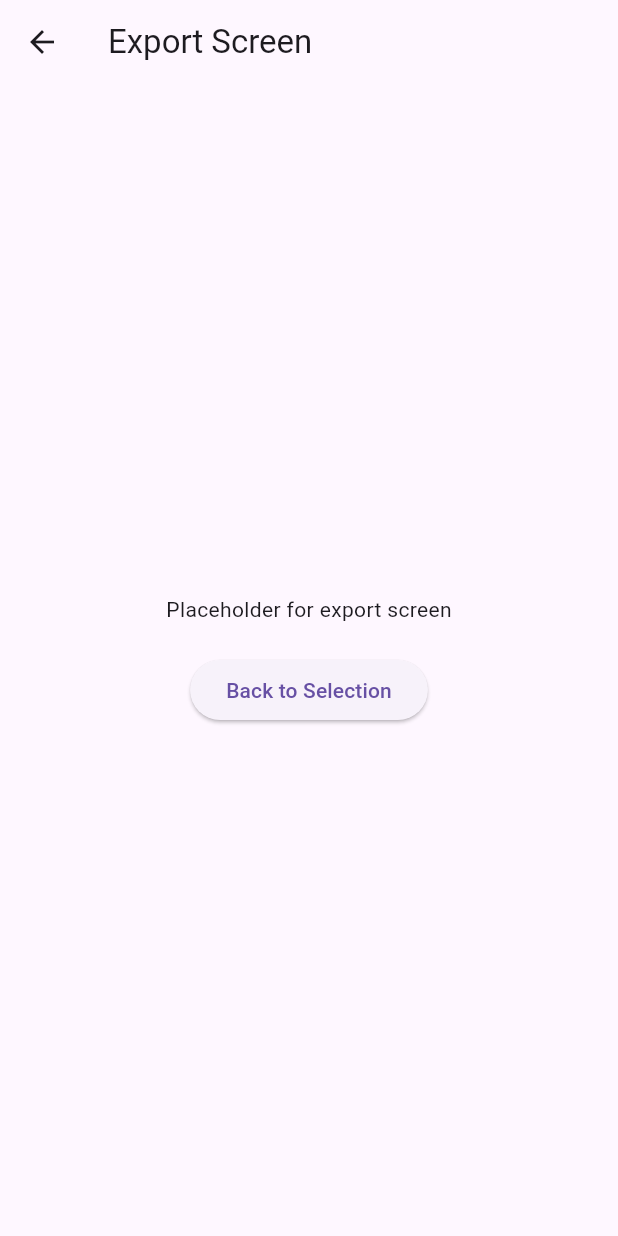
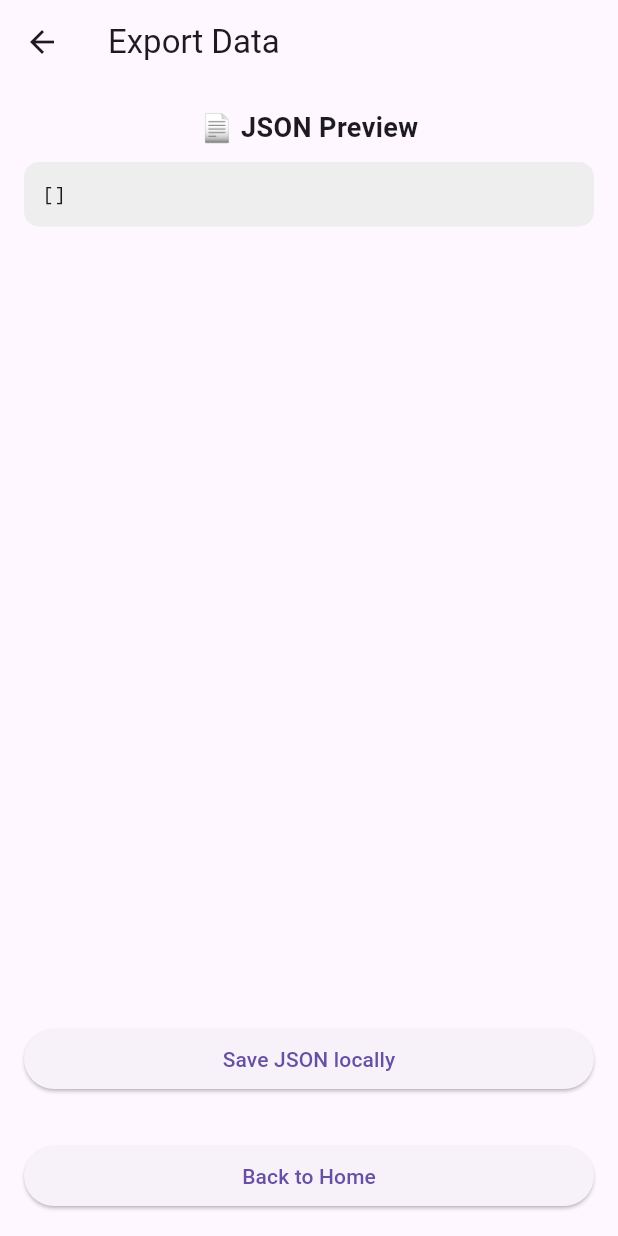
Before and after one commit to JesusDeventic/FitcronIntegrations, a Flutter app: the ExportScreen screen opened by its route, on a phone screen of 412 x 824 dp. Run offline on Flutter 3.47's test engine with Material 3 defaults, Android fonts, the light colour scheme and no system bars; our stand-ins replace shared_preferences; accounts and stored records are empty.

Commit message:
face(Phase 10): JSON export with SharedPreferences for local storage, update pubscep dependencies, add hours-to-minutes utility, extend AppStateProvider for export, and implement ExportScreen with JSON preview, conversion and navigation flow

```diff
--- a/lib/providers/app_state_provider.dart
+++ b/lib/providers/app_state_provider.dart
@@ -1,39 +1,30 @@
 // providers/app_state_provider.dart
+// ======================
+//
+// Gestión de estado global de la app.
+//
+// FASE 9:
+// - Almacena datos de salud (hoy, últimos 7 días, procesados)
+//
+// FASE 10:
+// - Preparado para exportación a JSON
 
 import 'package:flutter/material.dart';
 import '../models/daily_health_data.dart';
 
-/// Provider que gestiona el estado global de la app
-/// Aquí se almacenan los datos de salud para que puedan ser accedidos
-/// desde cualquier pantalla (ej: ResultsScreen, ExportScreen)
 class AppStateProvider extends ChangeNotifier {
-  // ============================================
-  // Datos que manejamos
-  // ============================================
-
-  /// Datos de hoy (DailyHealthData para hoy)
-  /// Puede ser null si no se han leído los datos todavía
+  // Datos de hoy
   DailyHealthData? todayData;
 
-  /// Lista de los últimos 7 días (excluyendo hoy)
+  // Últimos 7 días
   List<DailyHealthData> last7Days = [];
 
-  /// Datos procesados (totales, promedios, días sin actividad)
-  /// Estructura tipo Map para flexibilidad
+  // Datos procesados
   Map<String, dynamic> processedData = {};
 
-  // ============================================
-  // Actualización de datos
-  // ============================================
-
-  /// Método para actualizar **todos los datos de salud** en la app
-  /// Parámetros:
-  /// - [today] → datos de hoy (DailyHealthData)
-  /// - [last7] → lista de los últimos 7 días
-  /// - [processed] → métricas procesadas (totales, promedios, días sin pasos)
-  ///
-  /// Al actualizar, se llama a `notifyListeners()` para que
-  /// todas las pantallas que usan este provider se redibujen automáticamente
+  /// ============================================
+  /// Actualiza todos los datos de salud
+  /// ============================================
   void updateHealthData({
     required DailyHealthData? today,
     required List<DailyHealthData> last7,
@@ -43,22 +34,33 @@ class AppStateProvider extends ChangeNotifier {
     last7Days = last7;
     processedData = processed;
 
-    // Notifica a la UI que los datos cambiaron
-    notifyListeners();
+    notifyListeners(); // 🔔 Notifica a la UI
   }
 
-  // ============================================
-  // 3️⃣ Limpieza de datos
-  // ============================================
+  /// ============================================
+  /// NUEVO (FASE 10)
+  /// Devuelve todos los datos en formato lista
+  /// ============================================
+  List<DailyHealthData> getAllData() {
+    final List<DailyHealthData> allData = [];
 
-  /// Método para limpiar todos los datos de salud
-  /// Útil si el usuario quiere reiniciar la app o desconectarse
+    if (todayData != null) {
+      allData.add(todayData!);
+    }
+
+    allData.addAll(last7Days);
+
+    return allData;
+  }
+
+  /// ============================================
+  /// Limpia los datos
+  /// ============================================
   void clearHealthData() {
-    todayData = null; // Borra los datos de hoy
-    last7Days = []; // Borra los últimos 7 días
-    processedData = {}; // Borra los datos procesados
+    todayData = null;
+    last7Days = [];
+    processedData = {};
 
-    // Notifica a la UI para que se actualice automáticamente
     notifyListeners();
   }
 }
--- a/lib/screens/export_screen.dart
+++ b/lib/screens/export_screen.dart
@@ -1,33 +1,171 @@
-// export_screen.dart
+// screens/export_screen.dart
 // ======================
 //
-// Pantalla de exportación
-// Placeholder inicial para Fase 2
+// FASE 10 — Exportación JSON (almacenamiento interno)
 //
-// ⚠️ Nota: Por ahora solo sirve para navegación
-// Se añadirá la lógica de exportación de JSON en futuras fases
+// OBJETIVO:
+// - Obtener datos desde Provider
+// - Convertirlos a JSON
+// - Mostrar preview
+// - Guardar en SharedPreferences
+// - Navegación de vuelta al inicio
+
+import 'dart:convert';
 
 import 'package:flutter/material.dart';
+import 'package:provider/provider.dart';
+import 'package:shared_preferences/shared_preferences.dart';
 
-class ExportScreen extends StatelessWidget {
+import '../providers/app_state_provider.dart';
+import '../models/daily_health_data.dart';
+import '../utils/date_utils.dart';
+
+class ExportScreen extends StatefulWidget {
   const ExportScreen({super.key});
 
   @override
+  State<ExportScreen> createState() => _ExportScreenState();
+}
+
+class _ExportScreenState extends State<ExportScreen> {
+  String savedMessage = "";
+
+  /// ============================================
+  /// Convierte un objeto a JSON estándar
+  /// ============================================
+  Map<String, dynamic> convertToJson(DailyHealthData data) {
+    return {
+      "source": "health_connect",
+      "date": data.date,
+      "steps": data.steps,
+      "distance_km": data.distanceKm,
+      "active_minutes": data.steps ~/ 100, // simulación simple
+      "calories_active": data.calories,
+      "sleep_minutes": DateUtilsCustom.hoursToMinutes(data.sleepHours),
+    };
+  }
+
+  /// ============================================
+  /// Guarda JSON en SharedPreferences
+  /// ============================================
+  Future<void> saveJson(List<DailyHealthData> dataList) async {
+    try {
+      final prefs = await SharedPreferences.getInstance();
+
+      // Convertimos toda la lista a JSON
+      final jsonList = dataList.map((d) => convertToJson(d)).toList();
+
+      final jsonString = jsonEncode(jsonList);
+
+      await prefs.setString("health_data_json", jsonString);
+
+      setState(() {
+        savedMessage = "✅ Data saved locally";
+      });
+    } catch (e) {
+      setState(() {
+        savedMessage = "❌ Error saving data";
+      });
+    }
+  }
+
+  /// ============================================
+  /// UI
+  /// ============================================
+  @override
   Widget build(BuildContext context) {
+    final appState = context.watch<AppStateProvider>();
+
+    // Obtener todos los datos
+    final List<DailyHealthData> allData = appState.getAllData();
+
+    // Generar preview JSON
+    final jsonPreview = const JsonEncoder.withIndent(
+      '  ',
+    ).convert(allData.map((d) => convertToJson(d)).toList());
+
     return Scaffold(
-      appBar: AppBar(title: const Text('Export Screen')),
-      body: Center(
+      appBar: AppBar(title: const Text("Export Data")),
+      body: Padding(
+        padding: const EdgeInsets.all(16),
         child: Column(
-          mainAxisAlignment: MainAxisAlignment.center,
           children: [
-            const Text('Placeholder for export screen'),
+            // ============================================
+            // TÍTULO
+            // ============================================
+            const Text(
+              "📄 JSON Preview",
+              style: TextStyle(fontSize: 18, fontWeight: FontWeight.bold),
+            ),
+
+            const SizedBox(height: 10),
+
+            // ============================================
+            // PREVIEW JSON
+            // ============================================
+            Expanded(
+              child: SingleChildScrollView(
+                child: Container(
+                  width: double.infinity,
+                  padding: const EdgeInsets.all(12),
+                  decoration: BoxDecoration(
+                    color: Colors.grey[200],
+                    borderRadius: BorderRadius.circular(10),
+                  ),
+                  child: Text(
+                    jsonPreview,
+                    style: const TextStyle(
+                      fontFamily: 'monospace',
+                      fontSize: 13,
+                    ),
+                  ),
+                ),
+              ),
+            ),
+
             const SizedBox(height: 20),
-            ElevatedButton(
-              onPressed: () {
-                // Navegar de vuelta a la pantalla de selección (inicio)
-                Navigator.pushNamed(context, '/');
-              },
-              child: const Text('Back to Selection'),
+
+            // ============================================
+            // BOTÓN GUARDAR
+            // ============================================
+            SizedBox(
+              width: double.infinity,
+              child: ElevatedButton(
+                onPressed: () => saveJson(allData),
+                child: const Text("Save JSON locally"),
+              ),
+            ),
+
+            const SizedBox(height: 10),
+
+            // Mensaje de estado
+            if (savedMessage.isNotEmpty)
+              Text(
+                savedMessage,
+                style: TextStyle(
+                  color: savedMessage.contains("Error")
+                      ? Colors.red
+                      : Colors.green,
+                ),
+              ),
+
+            const SizedBox(height: 20),
+
+            // ============================================
+            // BOTÓN VOLVER AL INICIO
+            // ============================================
+            SizedBox(
+              width: double.infinity,
+              child: ElevatedButton(
+                onPressed: () {
+                  Navigator.pushNamedAndRemoveUntil(
+                    context,
+                    '/', // selection_screen
+                    (route) => false,
+                  );
+                },
+                child: const Text("Back to Home"),
+              ),
             ),
           ],
         ),
--- a/pubspec.yaml
+++ b/pubspec.yaml
@@ -1,6 +1,6 @@
 name: fitcron_integrations_lab
 description: "A new Flutter project."
-publish_to: 'none'
+publish_to: "none"
 version: 0.1.0+1
 
 environment:
@@ -10,6 +10,7 @@ dependencies:
   flutter:
     sdk: flutter
   provider: ^6.1.5+1
+  shared_preferences: ^2.3.0 # almacenamiento interno JSON
 
 dev_dependencies:
   flutter_test:
```
Also changed, not shown: lib/utils/date_utils.dart (+13 -16 lines), 1 other file.
